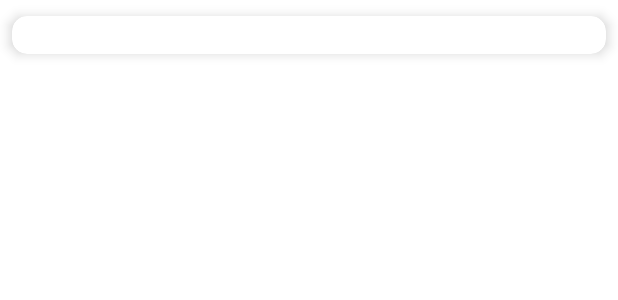
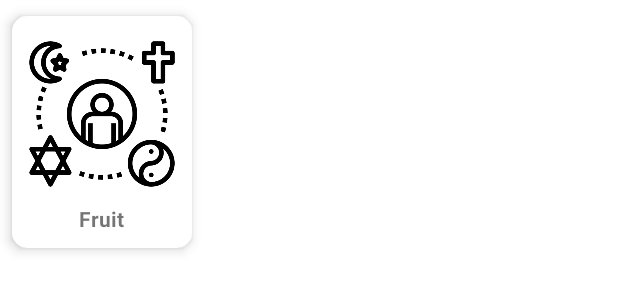
Before and after one commit to BabiMumba/crud_firebase_firestore, an Android app: the layout row_grid_view.xml on its own in the app's theme, with its tools: preview values and no code run, on a phone screen of 412 x 824 dp. Shown: the top 300 px of the screen. Run offline under Robolectric (Android 15) with nearby library versions, the phone set to English and light mode, and no system bars.

Commit message:
add new file

```diff
--- /dev/null
+++ b/app/src/main/java/com/bstonetech/achatapp/model/BookModel.kt
@@ -0,0 +1,4 @@
+package com.bstonetech.achatapp.model
+
+class BookModel {
+}
--- a/app/src/main/res/layout/row_grid_view.xml
+++ b/app/src/main/res/layout/row_grid_view.xml
@@ -1,6 +1,6 @@
 <?xml version="1.0" encoding="utf-8"?>
 <androidx.cardview.widget.CardView xmlns:android="http://schemas.android.com/apk/res/android"
-    android:layout_width="match_parent"
+    android:layout_width="wrap_content"
     android:layout_height="wrap_content"
     xmlns:app="http://schemas.android.com/apk/res-auto"
     app:cardCornerRadius="10dp"
@@ -14,12 +14,22 @@
         android:layout_height="wrap_content"
         android:padding="10dp"
         >
-        <androidx.constraintlayout.utils.widget.ImageFilterButton
+        <ImageView
+            android:src="@drawable/religion"
+            android:layout_width="100dp"
+            android:layout_height="100dp"
+            android:layout_marginTop="5dp"
+            android:id="@+id/icons_image"
+            />
+        <TextView
+            android:layout_centerInParent="true"
+            android:id="@+id/title"
             android:layout_width="wrap_content"
             android:layout_height="wrap_content"
-            android:layout_marginStart="8dp"
-            android:layout_marginTop="5dp"
-            android:id="@+id/icons_image"
+            android:layout_below="@id/icons_image"
+            android:layout_marginTop="10dp"
+            android:textStyle="bold"
+            android:text="Fruit"
             />
 
     </RelativeLayout>
```
